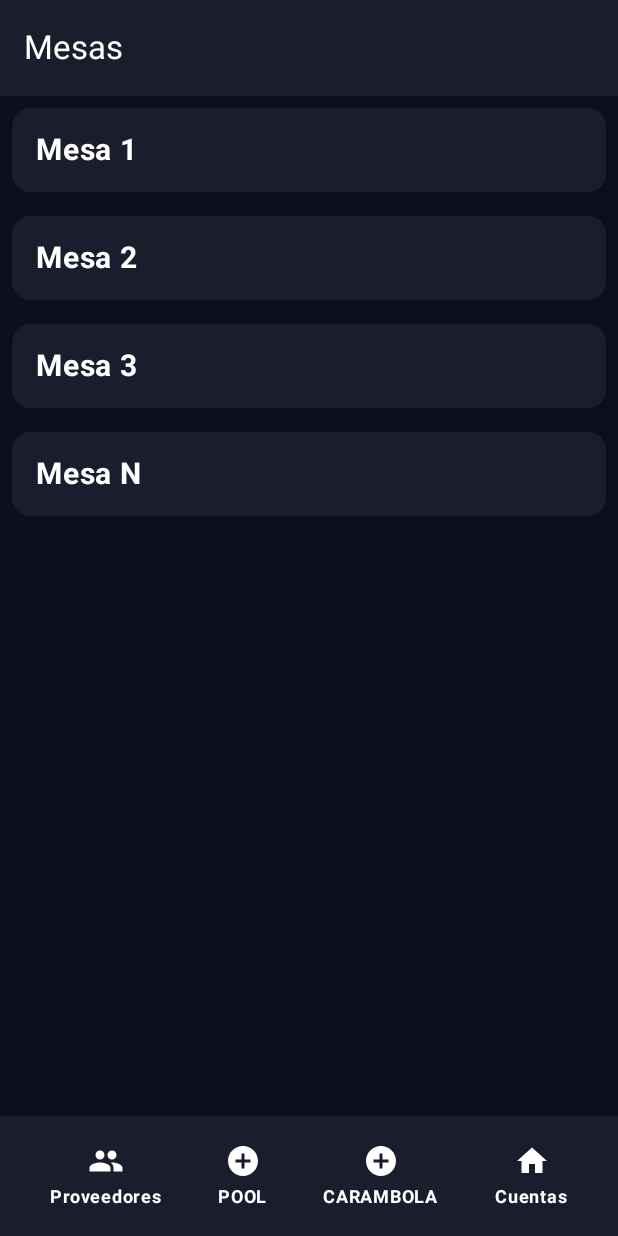
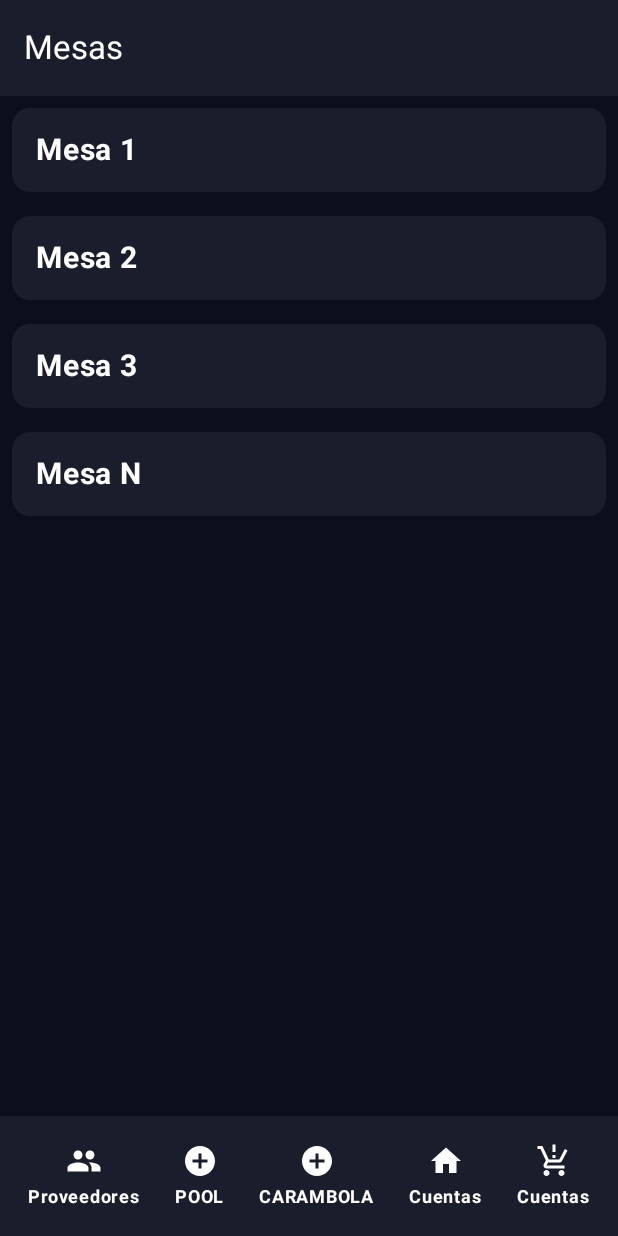
Before and after one commit to FingerSpinx7/BillarApp, an Android app built with Jetpack Compose: the composable AdminScreen shown on its own in the app's theme, on a phone screen of 412 x 824 dp. Run offline under Robolectric (Android 15) with nearby library versions, the light colour scheme and no system bars.

Commit message:
falta mergear lo de kike y juntar todo para que se navegable

```diff
--- a/app/src/main/java/com/example/billarapp/presentation/view/Administrador.kt
+++ b/app/src/main/java/com/example/billarapp/presentation/view/Administrador.kt
@@ -9,6 +9,7 @@
 import androidx.compose.material.icons.filled.AddCircle
 import androidx.compose.material.icons.filled.Group
 import androidx.compose.material.icons.filled.Home
+import androidx.compose.material.icons.filled.ProductionQuantityLimits
 import androidx.compose.material3.*
 import androidx.compose.runtime.Composable
 import androidx.compose.ui.Alignment
@@ -69,6 +70,15 @@
                         icon = Icons.Default.Home,
                         onClick = onCuentasClick
                     )
+                    BottomNavigationButton(
+                        text = "Cuentas",
+                        icon = Icons.Default.ProductionQuantityLimits,
+                        onClick = {
+                            val intent = Intent(context, Productos::class.java).apply {
+                            }
+                            context.startActivity(intent)
+                        }
+                    )
                 }
             }
         },
--- a/app/src/main/java/com/example/billarapp/presentation/view/CrearCuenta.kt
+++ b/app/src/main/java/com/example/billarapp/presentation/view/CrearCuenta.kt
@@ -122,7 +122,7 @@
                     try {
                         CoroutineScope(Dispatchers.IO).launch {
                             if(InsertCuenta(id_billar,cliente,numero_mesa)){
-                                val intent = Intent(context, Productos::class.java)/*.apply {
+                                val intent = Intent(context, DetalleMesa::class.java)/*.apply {
                                 putExtra("id_billar",id_billar)
                                 putExtra("numero_mesa",numero_mesa)
                             }*/
```
